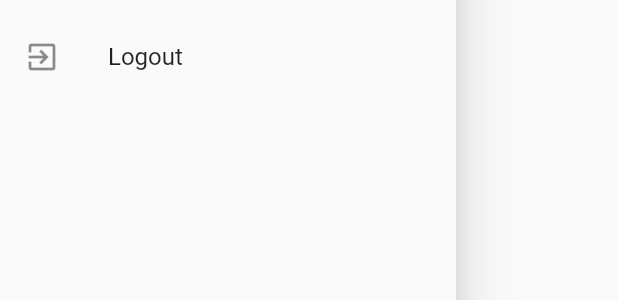
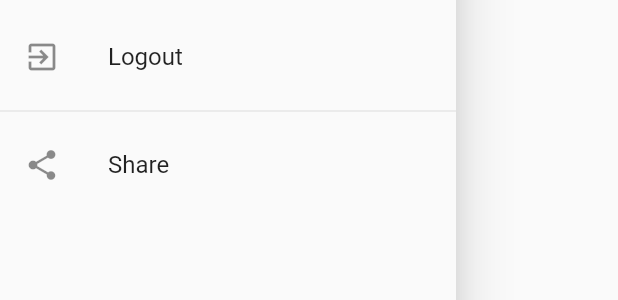
Before and after one commit to jeroenouw/flutter-social, a Flutter app: the AppDrawer widget shown alone on an empty page, opened directly, on a phone screen of 412 x 824 dp. Shown: the part 321-621 px from the top of the screen. Run offline on Flutter 3.47's test engine with Material 2 defaults, Android fonts, the phone set to English and light mode, and no system bars; our stand-ins replace cloud_firestore, connectivity, firebase_auth, shared_preferences; missing offline and left inert: flutter_share_me; accounts and stored records are empty.

Commit message:
Share app in other app functionality added with flutter_share_me

```diff
--- a/lib/src/widgets/app_drawer.dart
+++ b/lib/src/widgets/app_drawer.dart
@@ -1,4 +1,5 @@
 import 'package:flutter/material.dart';
+import 'package:flutter_share_me/flutter_share_me.dart';
 import 'package:provider/provider.dart';
 
 import '../constants/routing_contant.dart';
@@ -59,6 +60,16 @@ class AppDrawer extends StatelessWidget {
               Provider.of<AuthProvider>(context, listen: false).logout();
             },
           ),
+          Divider(),
+          ListTile(
+            leading: Icon(Icons.share),
+            title: Text('Share'),
+            onTap: () {
+              FlutterShareMe().shareToSystem(
+                msg: 'Flutter Social - Everything in one app',
+              );
+            },
+          ),
         ],
       ),
     );
--- a/pubspec.yaml
+++ b/pubspec.yaml
@@ -23,14 +23,12 @@ dependencies:
   # The following adds the Cupertino Icons font to your application.
   # Use with the CupertinoIcons class for iOS style icons.
   cupertino_icons: ^0.1.2
-  # http: ^0.12.0+2
   provider: 3.0.0
   shared_preferences: ^0.5.3
-  # get_it: ^1.0.3+2
   connectivity: ^0.4.2
+  flutter_share_me: ^0.6.0
 
   firebase_core: ^0.4.0
-  # firebase_analytics: ^5.0.1
   firebase_auth:  ^0.14.0
   firebase_messaging: ^5.1.4
   firebase_storage: ^3.0.6
```
Also changed, not shown: pubspec.lock, 1 other file.
